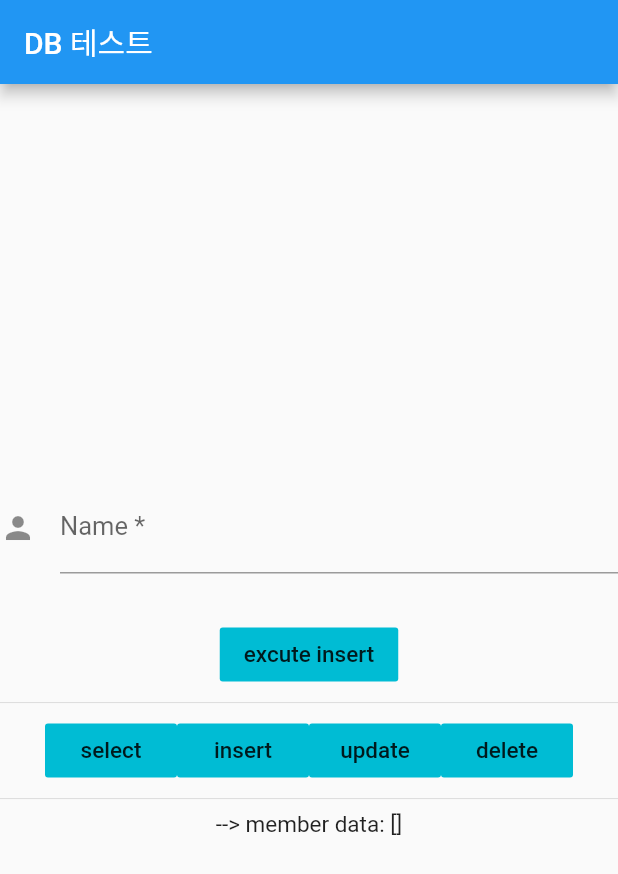
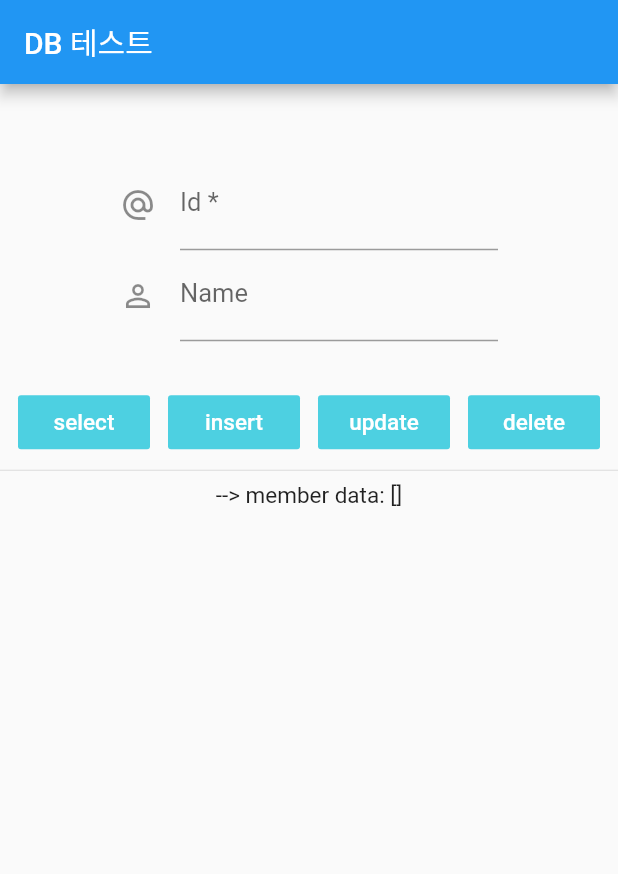
Before and after one commit to Kimsangwon0509/flutter-study, a Flutter app: the SqfliteScreen screen opened directly, after a tap on "select", after a tap on "insert", on a phone screen of 412 x 824 dp. Shown: the top 874 px of the screen. Run offline on Flutter 3.47's test engine with Material 2 defaults, Android fonts, the light colour scheme and no system bars; our stand-ins replace camera, charts_flutter, firebase_auth, firebase_crashlytics, firebase_messaging, flutter_calendar_carousel and 10 more; missing offline and left inert: apple_sign_in, calendar_strip, flutter_clean_calendar; accounts and stored records are empty.

Commit message:
modified sqflite_screen.dart

```diff
--- a/lib/screens/b/sqflite_screen.dart
+++ b/lib/screens/b/sqflite_screen.dart
@@ -10,23 +10,33 @@ class SqfliteScreen extends StatefulWidget {
 
 class _SqfliteScreenState extends State<SqfliteScreen> {
   /*  Member(String no, String id, String name) */
-  Database db;
-  String memberData = '초기값';
+  Database _db;
+  _RawQuery _rawQuery;
+  String _memberData = '초기값';
+  TextEditingController idController = TextEditingController();
+  TextEditingController nameController = TextEditingController();
 
   @override
   void initState() {
-    _DB.open().then((database) => {db = database});
+    super.initState();
+    initQuery();
   }
 
   @override
   void dispose() {
-    db.close();
+    super.dispose();
+    _db.close();
   }
 
-  void _setMemberDataToRawResult() async {
-    List<Map> _result = await _selectRawQuery();
+  void initQuery() async {
+    _db = await _DB.getConnection();
+    _rawQuery = _RawQuery(database: _db);
+  }
+
+  void _showMemberData() async {
+    List<Map> _result = await _rawQuery._select();
     setState(() {
-      memberData = _result.toString();
+      _memberData = _result.toString();
     });
   }
 
@@ -37,107 +47,81 @@ class _SqfliteScreenState extends State<SqfliteScreen> {
         title: Text('DB 테스트'),
       ),
       body: Center(
-        child: Column(
-          mainAxisAlignment: MainAxisAlignment.center,
+        child: ListView(
           children: <Widget>[
-            MemberInfoForm(),
+            SizedBox(height: 50),
+            memberForm(),
             SizedBox(height: 30),
-            _flatButton(title: 'excute insert', function: _executeInsert),
+            rawQueryButtons(),
             Divider(),
-            Row(
-              mainAxisAlignment: MainAxisAlignment.center,
-              children: <Widget>[
-                _flatButton(
-                    title: 'select', function: _setMemberDataToRawResult),
-                _flatButton(title: 'insert', function: _rawInsert),
-                _flatButton(title: 'update', function: _rawUpdate),
-                _flatButton(title: 'delete', function: _rawDelete),
-              ],
+            Container(
+              alignment: Alignment.center,
+              child: Text('--> member data: $_memberData'),
             ),
-            Divider(),
-            Text('--> member data: $memberData'),
           ],
         ),
       ),
     );
   }
 
-  ///   execute: Execute an SQL query with "no return value"
-  ///   rawInsert: Returns the "last inserted record id"
-  void _executeInsert() {
-    db.execute(
-      'insert into member(id, name) values(?, ?)',
-      ['excute', 'insert Excute'],
-    );
-  }
+  Widget memberForm() => Padding(
+        padding: const EdgeInsets.symmetric(horizontal: 80),
+        child: Column(
+          children: <Widget>[
+            TextFormField(
+              controller: idController,
+              decoration: InputDecoration(
+                icon: Icon(Icons.alternate_email),
+                hintText: 'someone@email.com',
+                labelText: 'Id *',
+              ),
+            ),
+            TextFormField(
+              controller: nameController,
+              decoration: InputDecoration(
+                icon: Icon(Icons.person_outline),
+                hintText: 'What do people call you?',
+                labelText: 'Name',
+              ),
+            )
+          ],
+        ),
+      );
 
-  /*       --- Raw SQL queries ---       */
-  void _rawInsert() async {
-    int _no = await db.rawInsert(
-      'insert into member(no, id, name) values(null, ?, ?)',
-      ['raw3', 'rawInsert'],
-    );
-    debugPrint('rawInsert no: $_no');
-  }
-
-  Future<List<Map>> _selectRawQuery() async {
-    List<Map> _result = await db.rawQuery('select * from member');
-    debugPrint('select rawQuery result: $_result');
-    return _result;
-  }
-
-  void _rawUpdate() async {
-    int _count = await db.rawUpdate(
-      'update member set id = ?, name = ? where id = ?',
-      ['첫번째 멤버', '첫번째 업데이트', '첫번째'],
-    );
-    debugPrint('rawUpdate count: $_count');
-  }
-
-  void _rawDelete() async {
-    int _count = await db.rawDelete(
-      'delete from member where id = ?',
-      ['raw2'],
-    );
-    debugPrint('rawDelete count: $_count');
-  }
-
-  /*        --- Other ---       */
-  void _transaction() async {}
+  Widget rawQueryButtons() => Row(
+        mainAxisAlignment: MainAxisAlignment.spaceEvenly,
+        children: <Widget>[
+          _flatButton(title: 'select', function: _showMemberData),
+          _flatButton(title: 'insert', function: _rawQuery?._insert),
+          _flatButton(title: 'update', function: _rawQuery?._update),
+          _flatButton(title: 'delete', function: _rawQuery?._delete),
+        ],
+      );
 
   Widget _flatButton({@required String title, @required Function function}) =>
       FlatButton(
-        color: Colors.cyan,
+        color: Colors.cyan[300],
         onPressed: () => function(),
-        child: Text(title),
+        child: Text(
+          title,
+          style: TextStyle(
+            color: Colors.white,
+          ),
+        ),
       );
 }
 
-class MemberInfoForm extends StatefulWidget {
-  @override
-  _MemberInfoFormState createState() => _MemberInfoFormState();
-}
+class _DB {
+  static Future<Database> getConnection() async {
+    Database _database;
+    _database = await _open();
+    print('>>> ' + _database.toString());
 
-class _MemberInfoFormState extends State<MemberInfoForm> {
-  @override
-  Widget build(BuildContext context) {
-    return TextFormField(
-      decoration: InputDecoration(
-        icon: Icon(Icons.person),
-        hintText: 'What do people call you?',
-        labelText: 'Name *',
-      ),
-      onSaved: (String value) {
-        // This optional block of code can be used to run
-        // code when the user saves the form.
-      },
-    );
+    return _database;
   }
-}
 
-class _DB {
   // ## open a connection to the database
-  static Future<Database> open() async {
+  static Future<Database> _open() async {
     debugPrint('--> open database');
     //  1. database file path 설정 -> path: join(), sqlflite: getDatabasesPath()
     String path = join(await getDatabasesPath(), 'demo.db');
@@ -148,9 +132,52 @@ class _DB {
       onCreate: (db, version) {
         print('---> # onCreate database');
         return db.execute(
-          'create table member(no integer primary key autoincrement, id text not null unique, name text)',
+          '''create table member(
+                no integer primary key autoincrement
+                ,id text not null unique
+                ,name text
+            )''',
         );
       },
     );
   }
 }
+
+class _RawQuery {
+  Database database;
+  _RawQuery({@required this.database});
+
+  ///   execute: Execute an SQL query with "no return value"
+  ///   rawInsert: Returns the "last inserted record id"
+  void _insert({String id, String name}) async {
+    int _no = await database.rawInsert(
+      'insert into member(no, id, name) values(null, ?, ?)',
+      [id, name],
+    );
+    debugPrint('rawInsert no: $_no');
+  }
+
+  Future<List<Map>> _select() async {
+    List<Map> _result = await database.rawQuery(
+      'select * from member',
+    );
+    debugPrint('select rawQuery result: $_result');
+    return _result;
+  }
+
+  void _update() async {
+    int _count = await database.rawUpdate(
+      'update member set id = ?, name = ? where id = ?',
+      ['첫번째 멤버', '첫번째 업데이트', '첫번째'],
+    );
+    debugPrint('rawUpdate count: $_count');
+  }
+
+  void _delete() async {
+    int _count = await database.rawDelete(
+      'delete from member where id = ?',
+      ['raw2'],
+    );
+    debugPrint('rawDelete count: $_count');
+  }
+}
```
